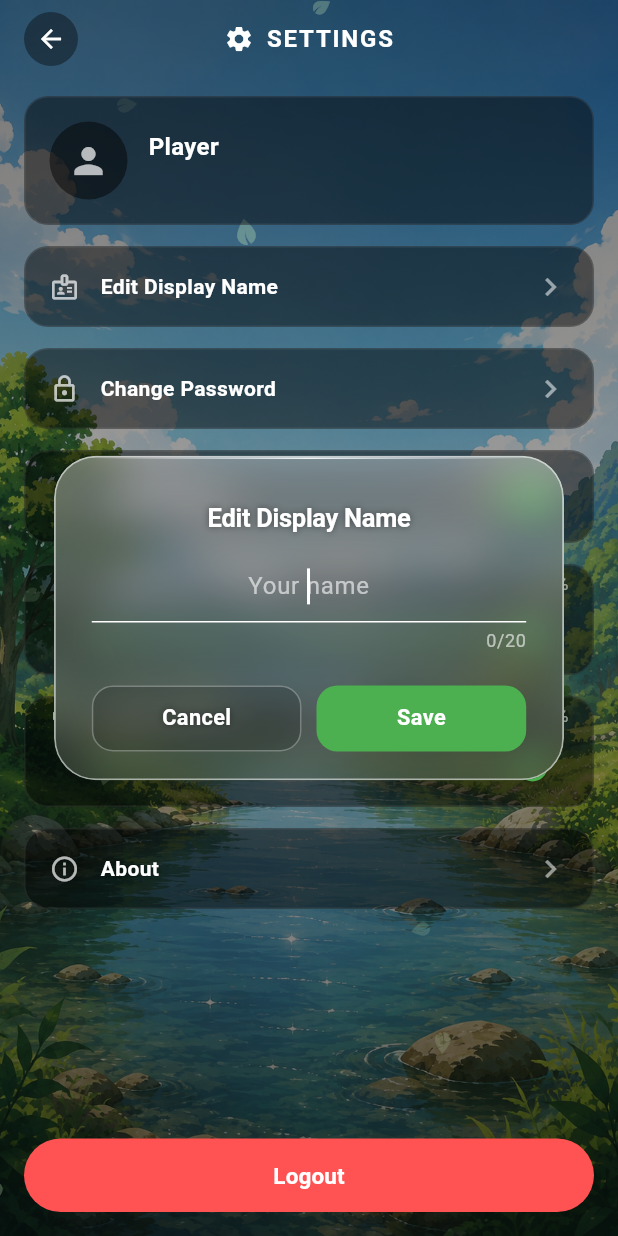
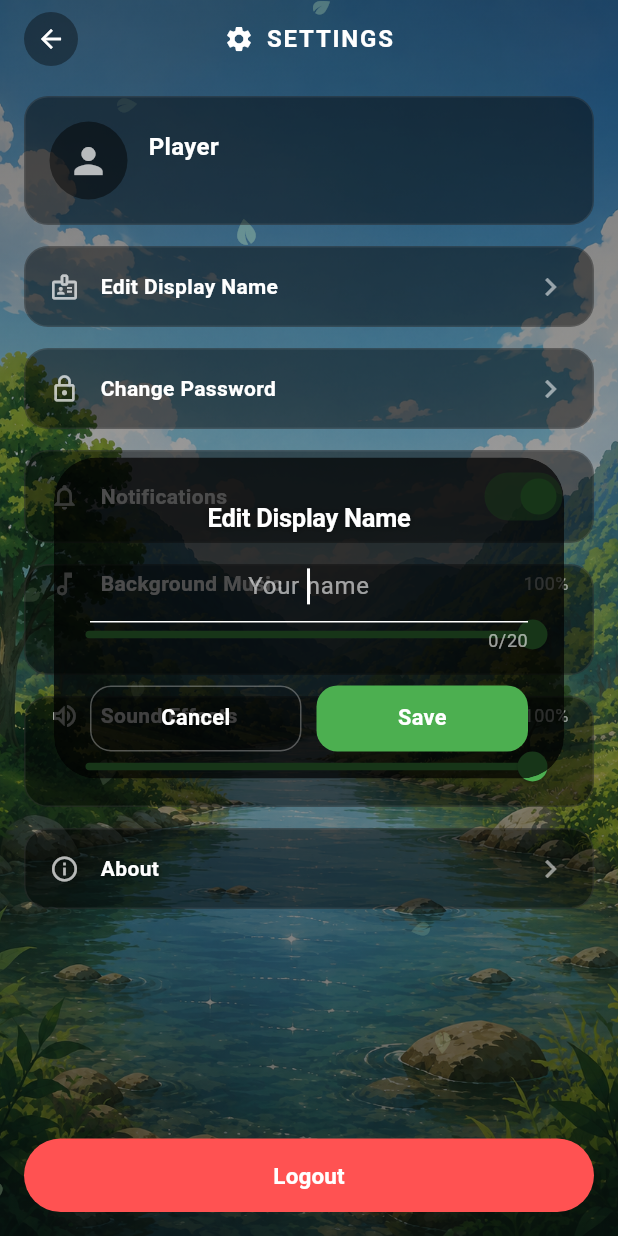
Before and after one commit to 1166109060036/Ecoquest, a Flutter app: the SettingsPage screen opened by its route, after a tap on "Edit Display Name", on a phone screen of 412 x 824 dp. Run offline on Flutter 3.47's test engine with Material 3 defaults, Android fonts, the phone set to English and light mode, and no system bars; our stand-ins replace audioplayers, custom_refresh_indicator, image_picker, shared_preferences, socket_io_client; missing offline and left inert: gal; accounts and stored records are empty; network calls fail.

Commit message:
change pop-up ui

```diff
--- a/lib/models/fridge_item_model.dart
+++ b/lib/models/fridge_item_model.dart
@@ -64,7 +64,10 @@ class FridgeItemDraft {
 
   Map<String, dynamic> toJson() => {
         'itemName': name,
-        'expirationDate': expirationDate.toIso8601String(),
+        // ⚠️ ต้อง toUtc() ก่อนเสมอ — DateTime เวลาเครื่องได้ string ไม่มีโซนเวลา ("...T23:59:59.000") แล้ว
+        // backend บน Render (UTC) อ่านเป็น 23:59 UTC = วันถัดไปตามเวลาญี่ปุ่น วันหมดอายุเลยเลื่อนไป 1 วัน
+        // (แบบเดียวกับ eventDate ใน party_service.dart / before ใน chat_service.dart)
+        'expirationDate': expirationDate.toUtc().toIso8601String(),
         'quantity': quantity,
         if (photoBytes != null) 'photoBase64': base64Encode(photoBytes!),
         if (photoContentType != null) 'photoContentType': photoContentType,
--- a/lib/widgets/bubble_toast.dart
+++ b/lib/widgets/bubble_toast.dart
@@ -153,9 +153,15 @@ class _BubbleToastState extends State<_BubbleToast> with TickerProviderStateMixi
                       transform: Matrix4.diagonal3Values(grow * (1 + jiggle), grow * (1 - jiggle), 1),
                       child: GestureDetector(
                         onTap: _pop,
-                        child: _BubbleBody(
-                          message: widget.message,
-                          shimmer: _wobbleController.value,
+                        // ฟองวาดบน Overlay นอก Scaffold — ไม่มี Material ด้านบนเลยไม่ได้ฟอนต์ของธีม ตัวหนังสือออกมา
+                        // เป็นฟอนต์ fallback หน้าตาเหมือนพิมพ์ดีด (เจอบนเครื่องจริง) Material โปร่งใสให้ DefaultTextStyle
+                        // ของธีมกลับมาโดยไม่เปลี่ยนหน้าตาฟอง
+                        child: Material(
+                          type: MaterialType.transparency,
+                          child: _BubbleBody(
+                            message: widget.message,
+                            shimmer: _wobbleController.value,
+                          ),
                         ),
                       ),
                     ),
--- a/lib/widgets/liquid_glass_dialog.dart
+++ b/lib/widgets/liquid_glass_dialog.dart
@@ -1,10 +1,9 @@
-import 'dart:ui';
 import 'package:flutter/material.dart';
 import 'pressable_scale.dart';
 
-// Dialog ทรง "Liquid Glass" แบบ macOS — กระจกฝ้าโปร่งแสงที่เบลอทุกอย่างข้างหลังตัวมันเองจริงๆ
-// (BackdropFilter) ไม่ใช่แค่พื้นหลังสีขาวโปร่งแสงเฉยๆ ขอบมีเส้นไฮไลท์บางๆ พาดด้านบนจำลองแสงสะท้อนบนผิวกระจก
-// ใช้แทน AlertDialog ธรรมดาทุกจุดในแอพที่เป็น popup ยืนยัน/แจ้งเตือน ให้หน้าตาเหมือนกันทั้งแอพ
+// Dialog กลางของแอพ — ใช้แทน AlertDialog ธรรมดาทุกจุดที่เป็น popup ยืนยัน/แจ้งเตือน ให้หน้าตาเหมือนกันทั้งแอพ
+// หน้าตา: พื้นสีดำเรียบๆ ทึบ 70% ตามที่ผู้ใช้เลือก — เดิมเป็นกระจกฝ้าแบบ liquid glass (เบลอข้างหลัง +
+// ไล่เฉดขาว + เส้นไฮไลท์) เอาออกหมดแล้ว ชื่อคลาสยังเป็น LiquidGlassDialog เพราะถูกเรียกใช้ทั่วแอพ
 // (ดูตัวอย่างการใช้งานใน fridge_page.dart, settings_page.dart, community/party_tab.dart, inventory_page.dart,
 // camera_page.dart, utils/quest_completion.dart)
 class LiquidGlassDialog extends StatelessWidget {
@@ -24,6 +23,10 @@ class LiquidGlassDialog extends StatelessWidget {
     this.actions = const [],
     this.backgroundEffect,
   });
+
+  // ความทึบของพื้นหลังสีดำ 70% — ลองทึบ 30% (โปร่งใส 70%) บนเครื่องจริงแล้ว ตัวหนังสือชนกับเมนูด้านหลังจนอ่านไม่ออก
+  // ผู้ใช้เลือกทึบ 70% แทน
+  static const double _backgroundOpacity = 0.70;
 
   // สไตล์ข้อความเนื้อหามาตรฐาน — ใช้กับ Text ธรรมดาที่ส่งเข้า content ได้เลย
   // ตัวหนังสือขาว + shadow ดำจางๆ ช่วยให้อ่านออกแม้พื้นหลังที่โชว์ทะลุกระจกเข้ามาจะสว่าง/ลายเยอะแค่ไหนก็ตาม
@@ -84,50 +87,17 @@ class LiquidGlassDialog extends StatelessWidget {
                 MediaQuery.of(context).viewInsets.bottom -
                 48,
           ),
+          // ClipRRect ยังต้องมี — backgroundEffect (อนุภาคฉลองเลเวลอัพ/เหรียญ) ต้องโดนตัดตามขอบมนของ dialog
           child: ClipRRect(
             borderRadius: BorderRadius.circular(28),
-            // เบลอทุกอย่างที่อยู่ข้างหลัง dialog นี้จริงๆ — หัวใจของเอฟเฟค "กระจกฝ้า" แบบ macOS
-            // ⚠️ ตั้งใจเบลอน้อยๆ + โปร่งใสมากๆ (แทนที่จะเบลอจัด+ทึบขาว) ให้รู้สึกเหมือน "กระจกใส" จริงๆ
-            // มองทะลุเห็นพื้นหลังชัดเจน ไม่ใช่กระจกฝ้าที่มัวจนแทบไม่เห็นข้างหลัง
-            child: BackdropFilter(
-              filter: ImageFilter.blur(sigmaX: 14, sigmaY: 14),
             child: Container(
               decoration: BoxDecoration(
                 borderRadius: BorderRadius.circular(28),
-                  gradient: LinearGradient(
-                    begin: Alignment.topCenter,
-                    end: Alignment.bottomCenter,
-                    colors: [
-                      Colors.white.withValues(alpha: 0.32),
-                      Colors.white.withValues(alpha: 0.14),
-                    ],
-                  ),
-                  border: Border.all(color: Colors.white.withValues(alpha: 0.55), width: 1.2),
-                  boxShadow: [
-                    BoxShadow(color: Colors.black.withValues(alpha: 0.20), blurRadius: 48, offset: const Offset(0, 22)),
-                  ],
+                color: Colors.black.withValues(alpha: _backgroundOpacity),
               ),
               child: Stack(
                 children: [
                   if (backgroundEffect != null) Positioned.fill(child: backgroundEffect!),
-                    // เส้นไฮไลท์บางๆ พาดตามขอบบน — จำลองแสงสะท้อนบนผิวกระจกโค้งแบบ liquid glass ของ macOS
-                    Positioned(
-                      top: 0,
-                      left: 24,
-                      right: 24,
-                      child: Container(
-                        height: 1,
-                        decoration: BoxDecoration(
-                          gradient: LinearGradient(
-                            colors: [
-                              Colors.white.withValues(alpha: 0),
-                              Colors.white.withValues(alpha: 0.9),
-                              Colors.white.withValues(alpha: 0),
-                            ],
-                          ),
-                        ),
-                      ),
-                    ),
                   Padding(
                     padding: const EdgeInsets.fromLTRB(24, 28, 24, 18),
                     // ห่อด้วย SingleChildScrollView ให้ content ที่สูงเกินพื้นที่ที่เหลือ (เช่นตอน
@@ -170,7 +140,6 @@ class LiquidGlassDialog extends StatelessWidget {
                     ),
                   ),
                 ],
-                ),
               ),
             ),
           ),
--- a/lib/widgets/quest_card.dart
+++ b/lib/widgets/quest_card.dart
@@ -371,15 +371,20 @@ class _SoloInfoRow extends StatelessWidget {
   Widget build(BuildContext context) {
     // เควสหลายวัน: หน้า Progress โชว์ความคืบหน้า "Day 2/7" / หน้า Explore บอกว่าเป็นเควสกี่วัน
     if (durationDays > 1) {
+      // เช็คอินวันนี้แล้ว = ไอคอนติ๊กสีเขียวบอกอยู่แล้ว ไม่ต่อข้อความยาว (ช่องนี้แคบ ปุ่มด้านขวากินที่เยอะ)
       final label = progressMode ? 'Day $daysDone/$durationDays' : '$durationDays-day check-in';
       final done = progressMode && checkedInToday;
       return Row(
         children: [
           Icon(done ? Icons.check_circle : Icons.event_repeat, size: 12, color: done ? Colors.green : Colors.grey),
           const SizedBox(width: 4),
-          Text(
-            done ? '$label · checked in today' : label,
-            style: TextStyle(fontSize: 10, color: done ? Colors.green : Colors.grey.shade600),
+          Flexible(
+            child: Text(
+              label,
+              maxLines: 1,
+              overflow: TextOverflow.ellipsis,
+              style: TextStyle(fontSize: 10, color: done ? Colors.green : Colors.grey.shade600),
+            ),
           ),
         ],
       );
```
Lines whose indentation alone changed are shown as unchanged.
